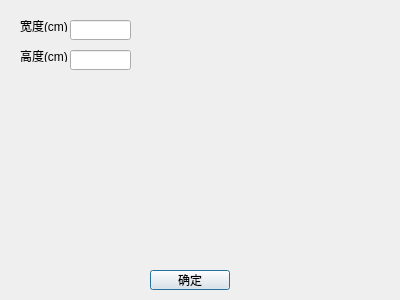
Before: the Qt Designer form new_ps_file.ui in CovMat/GMT-mini-GUI, drawn with Qt 5.
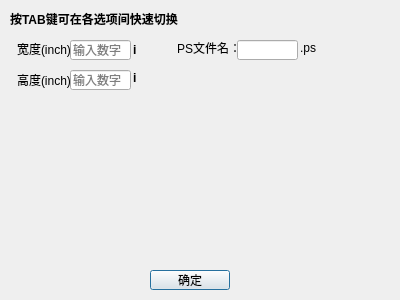
After: the same form once the commit is applied.

Patch:
```diff
--- a/new_ps_file.ui
+++ b/new_ps_file.ui
@@ -16,48 +16,54 @@
   <widget class="QLabel" name="w">
    <property name="geometry">
     <rect>
-     <x>20</x>
-     <y>20</y>
-     <width>50</width>
-     <height>12</height>
+     <x>17</x>
+     <y>41</y>
+     <width>61</width>
+     <height>16</height>
     </rect>
    </property>
    <property name="text">
-    <string>宽度(cm)</string>
+    <string>宽度(inch)</string>
    </property>
   </widget>
   <widget class="QLabel" name="h">
    <property name="geometry">
     <rect>
-     <x>20</x>
-     <y>50</y>
-     <width>50</width>
-     <height>12</height>
+     <x>17</x>
+     <y>70</y>
+     <width>61</width>
+     <height>20</height>
     </rect>
    </property>
    <property name="text">
-    <string>高度(cm)</string>
+    <string>高度(inch)</string>
    </property>
   </widget>
   <widget class="QLineEdit" name="w_input">
    <property name="geometry">
     <rect>
      <x>70</x>
-     <y>20</y>
+     <y>40</y>
      <width>61</width>
      <height>20</height>
     </rect>
    </property>
+   <property name="placeholderText">
+    <string>输入数字</string>
+   </property>
   </widget>
   <widget class="QLineEdit" name="h_input">
    <property name="geometry">
     <rect>
      <x>70</x>
-     <y>50</y>
+     <y>70</y>
      <width>61</width>
      <height>20</height>
     </rect>
    </property>
+   <property name="placeholderText">
+    <string>输入数字</string>
+   </property>
   </widget>
   <widget class="QPushButton" name="ok_button">
    <property name="geometry">
@@ -72,6 +78,84 @@
     <string>确定</string>
    </property>
   </widget>
+  <widget class="QLabel" name="label_2">
+   <property name="geometry">
+    <rect>
+     <x>10</x>
+     <y>10</y>
+     <width>191</width>
+     <height>16</height>
+    </rect>
+   </property>
+   <property name="text">
+    <string>&lt;html&gt;&lt;head/&gt;&lt;body&gt;&lt;p&gt;&lt;span style=&quot; font-weight:600;&quot;&gt;按TAB键可在各选项间快速切换&lt;/span&gt;&lt;/p&gt;&lt;/body&gt;&lt;/html&gt;</string>
+   </property>
+   <property name="textFormat">
+    <enum>Qt::AutoText</enum>
+   </property>
+  </widget>
+  <widget class="QLabel" name="label">
+   <property name="geometry">
+    <rect>
+     <x>177</x>
+     <y>40</y>
+     <width>61</width>
+     <height>16</height>
+    </rect>
+   </property>
+   <property name="text">
+    <string>PS文件名：</string>
+   </property>
+  </widget>
+  <widget class="QLineEdit" name="ps_fname">
+   <property name="geometry">
+    <rect>
+     <x>237</x>
+     <y>40</y>
+     <width>61</width>
+     <height>20</height>
+    </rect>
+   </property>
+  </widget>
+  <widget class="QLabel" name="label_3">
+   <property name="geometry">
+    <rect>
+     <x>300</x>
+     <y>40</y>
+     <width>20</width>
+     <height>16</height>
+    </rect>
+   </property>
+   <property name="text">
+    <string>.ps</string>
+   </property>
+  </widget>
+  <widget class="QLabel" name="label_4">
+   <property name="geometry">
+    <rect>
+     <x>133</x>
+     <y>42</y>
+     <width>16</width>
+     <height>16</height>
+    </rect>
+   </property>
+   <property name="text">
+    <string>&lt;html&gt;&lt;head/&gt;&lt;body&gt;&lt;p&gt;&lt;span style=&quot; font-weight:600;&quot;&gt;i&lt;/span&gt;&lt;/p&gt;&lt;/body&gt;&lt;/html&gt;</string>
+   </property>
+  </widget>
+  <widget class="QLabel" name="label_5">
+   <property name="geometry">
+    <rect>
+     <x>133</x>
+     <y>70</y>
+     <width>16</width>
+     <height>16</height>
+    </rect>
+   </property>
+   <property name="text">
+    <string>&lt;html&gt;&lt;head/&gt;&lt;body&gt;&lt;p&gt;&lt;span style=&quot; font-weight:600;&quot;&gt;i&lt;/span&gt;&lt;/p&gt;&lt;/body&gt;&lt;/html&gt;</string>
+   </property>
+  </widget>
  </widget>
  <resources/>
  <connections/>
```
Left out of the diff: 6 changed lines with no effect on the pictures.
